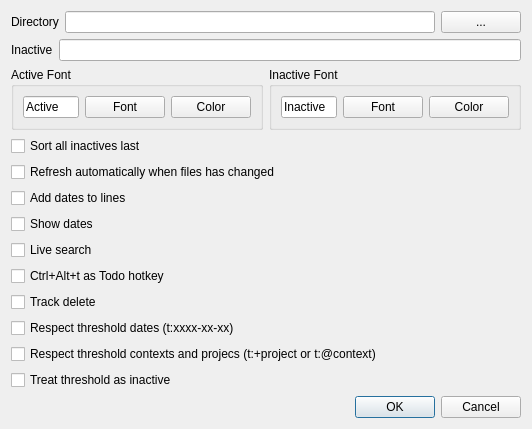
Above: settingsdialog.ui from SverrirValgeirsson/Todour before the change. Below: the same form after it.
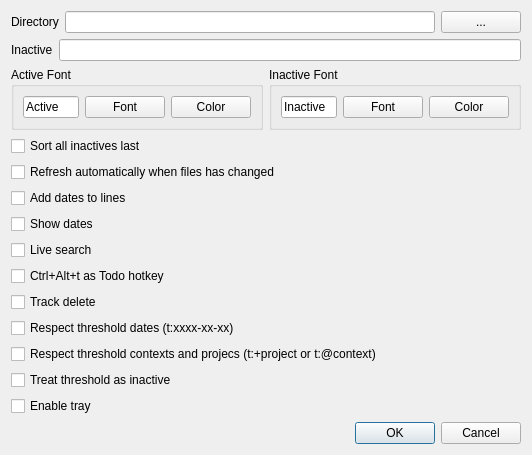
That is the form after the change.

Commit message: Added tray icon support

Patch:
```diff
--- a/settingsdialog.ui
+++ b/settingsdialog.ui
@@ -205,6 +205,13 @@
      </property>
     </widget>
    </item>
+   <item>
+    <widget class="QCheckBox" name="cb_tray_icon">
+     <property name="text">
+      <string>Enable tray</string>
+     </property>
+    </widget>
+   </item>
    <item>
     <widget class="QDialogButtonBox" name="buttonBox">
      <property name="orientation">
```
The commit also changes 9 other files.
